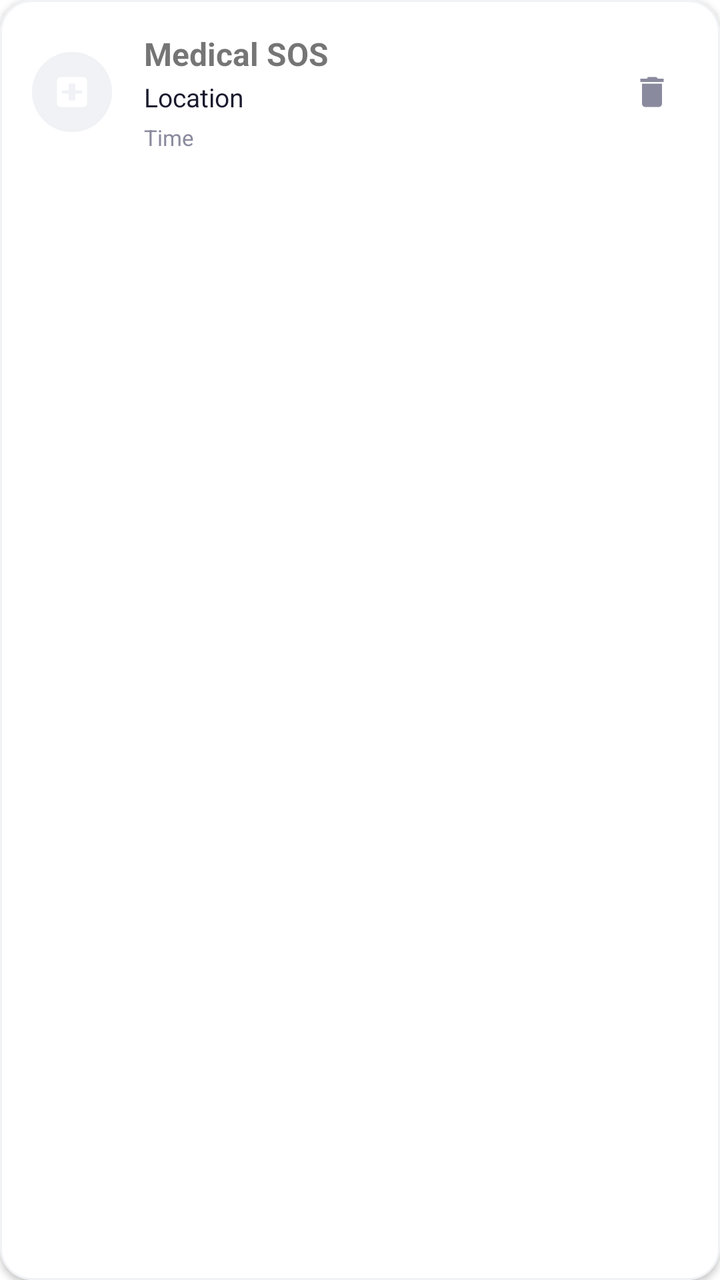
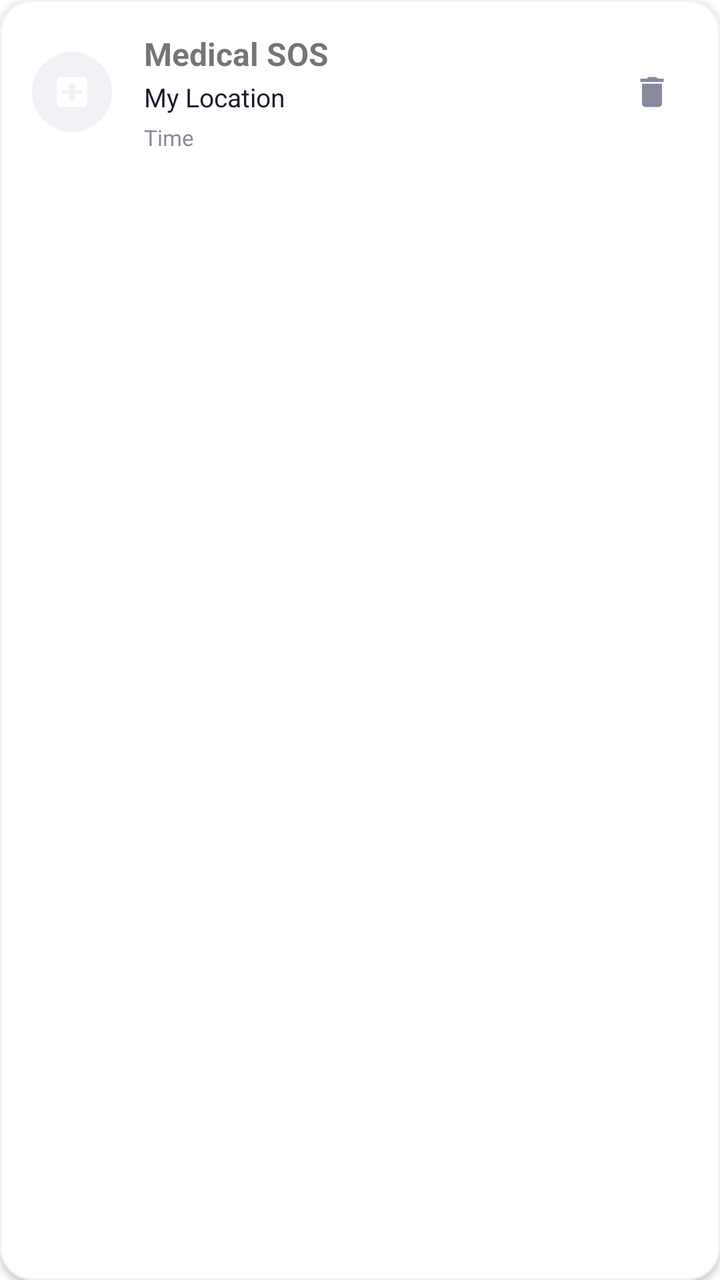

Before-and-after screenshots of an Android layout around one commit, followed by the original layout XML and the change that was made.
<!-- AndroidManifest.xml: application theme Theme.EmergencySOSApp -->
<!-- res/layout/item_history_event.xml -->
<?xml version="1.0" encoding="utf-8"?>
<com.google.android.material.card.MaterialCardView xmlns:android="http://schemas.android.com/apk/res/android"
    xmlns:app="http://schemas.android.com/apk/res-auto"
    android:layout_width="match_parent"
    android:layout_height="wrap_content"
    android:layout_marginBottom="12dp"
    app:cardCornerRadius="16dp"
    app:cardElevation="2dp"
    app:strokeWidth="1dp"
    app:strokeColor="#F0F2F5">

    <LinearLayout
        android:layout_width="match_parent"
        android:layout_height="wrap_content"
        android:orientation="horizontal"
        android:background="@color/white"
        android:gravity="center_vertical"
        android:padding="16dp">

        <ImageView
            android:id="@+id/ivHistoryIcon"
            android:layout_width="40dp"
            android:layout_height="40dp"
            android:background="@drawable/bg_circle_white"
            android:backgroundTint="#F0F2F5"
            android:padding="10dp"
            android:src="@drawable/ic_medical" />

        <LinearLayout
            android:layout_width="0dp"
            android:layout_height="wrap_content"
            android:layout_weight="1"
            android:layout_marginStart="16dp"
            android:orientation="vertical">

            <TextView
                android:id="@+id/tvHistoryType"
                android:layout_width="wrap_content"
                android:layout_height="wrap_content"
                android:text="Medical SOS"
                android:textStyle="bold"
                android:textSize="16sp" />

            <TextView
                android:id="@+id/tvHistoryLocation"
                android:layout_width="wrap_content"
                android:layout_height="wrap_content"
                android:layout_marginTop="2dp"
                android:text="Location"
                android:textColor="@color/text_dark"
                android:ellipsize="end"
                android:maxLines="1"
                android:textSize="13sp" />

            <TextView
                android:id="@+id/tvHistoryTime"
                android:layout_width="wrap_content"
                android:layout_height="wrap_content"
                android:layout_marginTop="4dp"
                android:text="Time"
                android:textColor="@color/text_gray"
                android:textSize="11sp" />
        </LinearLayout>

        <ImageView
            android:id="@+id/btnDeleteEvent"
            android:layout_width="36dp"
            android:layout_height="36dp"
            android:layout_marginStart="8dp"
            android:background="?attr/selectableItemBackgroundBorderless"
            android:padding="8dp"
            android:src="@drawable/ic_delete"
            app:tint="@color/text_gray"
            android:contentDescription="Delete" />

    </LinearLayout>
</com.google.android.material.card.MaterialCardView>
<!-- resources referenced by this layout -->
<resources>
  <color name="text_dark">#1A1A2E</color>
  <color name="text_gray">#8A8A9E</color>
  <color name="white">#FFFFFF</color>
  <!-- drawable bg_circle_white (drawable) -->
  <?xml version="1.0" encoding="utf-8"?>
  <shape xmlns:android="http://schemas.android.com/apk/res/android"
      android:shape="oval">
      <solid android:color="@color/card_background" />
      <stroke android:width="1dp" android:color="@color/border_gray" />
  </shape>
  <!-- drawable ic_delete (drawable) -->
  <?xml version="1.0" encoding="utf-8"?>
  <vector xmlns:android="http://schemas.android.com/apk/res/android"
      android:width="24dp"
      android:height="24dp"
      android:viewportWidth="24"
      android:viewportHeight="24">
      <path
          android:fillColor="@color/white"
          android:pathData="M6,19c0,1.1 0.9,2 2,2h8c1.1,0 2,-0.9 2,-2V7H6v12zM19,4h-3.5l-1,-1h-5L9,4H5v2h14V4z" />
  </vector>
  <!-- drawable ic_medical (drawable) -->
  <?xml version="1.0" encoding="utf-8"?>
  <vector xmlns:android="http://schemas.android.com/apk/res/android"
      android:width="24dp"
      android:height="24dp"
      android:viewportWidth="24"
      android:viewportHeight="24">
      <path
          android:fillColor="#FFFFFF"
          android:pathData="M19,3H5C3.9,3 3,3.9 3,5v14c0,1.1 0.9,2 2,2h14c1.1,0 2,-0.9 2,-2V5C21,3.9 20.1,3 19,3zM18,13h-4v4h-4v-4H6v-2h4V7h4v4h4V13z" />
  </vector>
  <style name="Theme.EmergencySOSApp" parent="Theme.MaterialComponents.DayNight.NoActionBar">
          <item name="colorPrimary">@color/primary</item>
          <item name="colorPrimaryDark">@color/primary_dark</item>
          <item name="colorAccent">@color/primary</item>
  
          
          <item name="android:statusBarColor">@android:color/transparent</item>
          <item name="android:navigationBarColor">@android:color/transparent</item>
          <item name="android:windowLightStatusBar" tools:targetApi="m">true</item>
          <item name="android:windowLightNavigationBar" tools:targetApi="27">true</item>
      </style>
  <color name="card_background">#FFFFFF</color>
  <color name="border_gray">#E0E0EA</color>
  <color name="primary">#6C63FF</color>
  <color name="primary_dark">#5A52E0</color>
</resources>

<!-- the commit's change to res/layout/item_history_event.xml (unified diff, before → after) -->
@@ -46,7 +46,7 @@
                 android:layout_width="wrap_content"
                 android:layout_height="wrap_content"
                 android:layout_marginTop="2dp"
-                android:text="Location"
+                android:text="@string/my_location_label"
                 android:textColor="@color/text_dark"
                 android:ellipsize="end"
                 android:maxLines="1"
@@ -57,7 +57,7 @@
                 android:layout_width="wrap_content"
                 android:layout_height="wrap_content"
                 android:layout_marginTop="4dp"
-                android:text="Time"
+                android:text="@string/time_label"
                 android:textColor="@color/text_gray"
                 android:textSize="11sp" />
         </LinearLayout>
<!-- resource entries referenced after the edit -->
@@ -32,6 +32,8 @@
           android:fillColor="#FFFFFF"
           android:pathData="M19,3H5C3.9,3 3,3.9 3,5v14c0,1.1 0.9,2 2,2h14c1.1,0 2,-0.9 2,-2V5C21,3.9 20.1,3 19,3zM18,13h-4v4h-4v-4H6v-2h4V7h4v4h4V13z" />
   </vector>
+  <string name="my_location_label">My Location</string>
+  <string name="time_label">Time</string>
   <style name="Theme.EmergencySOSApp" parent="Theme.MaterialComponents.DayNight.NoActionBar">
           <item name="colorPrimary">@color/primary</item>
           <item name="colorPrimaryDark">@color/primary_dark</item>
